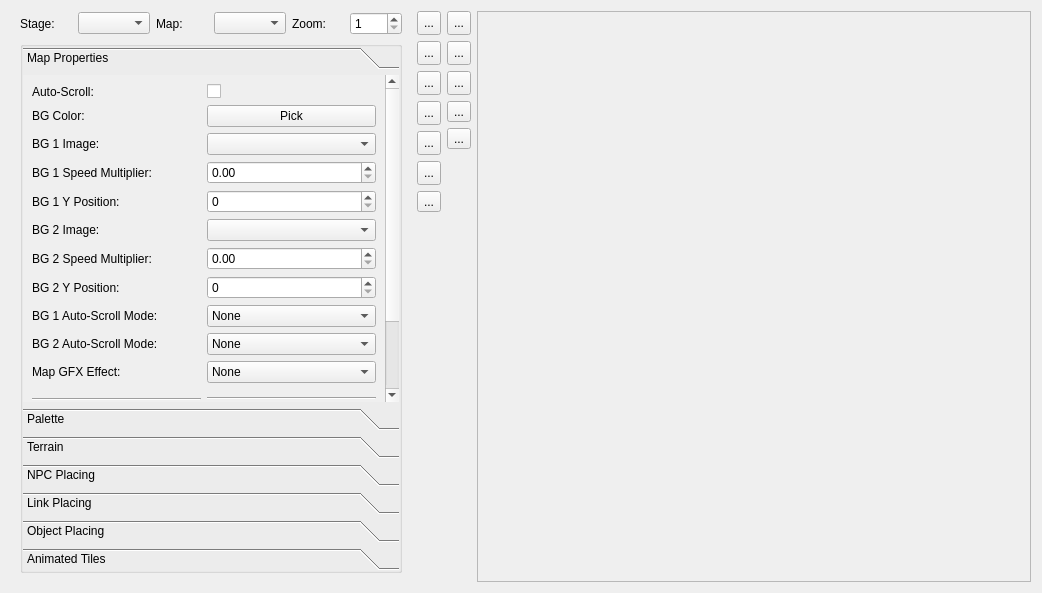
First picture: the form in editor/mainwindow_tab/map_tab.ui, repository protoman/rockbot, before the edit.
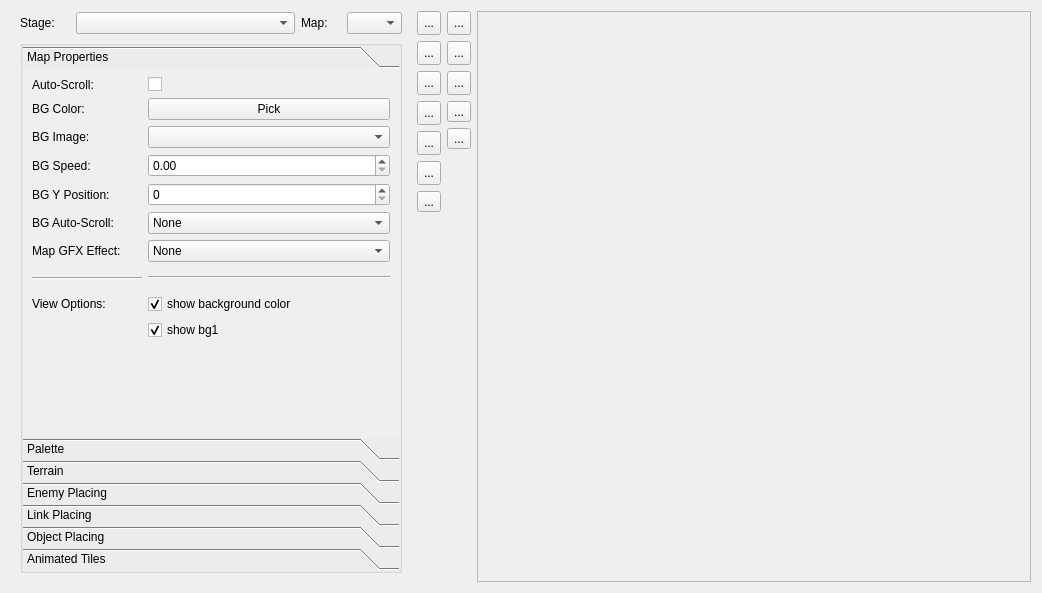
Second picture: the form after the edit. The open tabs and pages were chosen to show the change. Icons and pictures are not drawn. Custom widgets are drawn as their Qt base class.

Commit message: - se tem um muro acima, dash anda indefinidamente - se dash (air) for bloqueado, deve encerrar imediatamente - corrigir scroll do fundo quando vindo da esquerda para a direita - EDITOR: remover BG2, deixar apenas um único fundo para performance. - EDITOR: melhorar UI na groupBox de terrenos, npcs e objetos para ter scroll e mais área usada

```diff
--- a/editor/mainwindow_tab/map_tab.ui
+++ b/editor/mainwindow_tab/map_tab.ui
@@ -46,15 +46,14 @@
         <item row="0" column="1">
          <widget class="QComboBox" name="stageListCombo"/>
         </item>
-        <item row="0" column="4">
-         <widget class="QLabel" name="label_9">
-          <property name="text">
-           <string>Zoom:</string>
-          </property>
-         </widget>
-        </item>
         <item row="0" column="0">
          <widget class="QLabel" name="label_10">
+          <property name="maximumSize">
+           <size>
+            <width>50</width>
+            <height>16777215</height>
+           </size>
+          </property>
           <property name="text">
            <string>Stage:</string>
           </property>
@@ -62,24 +61,24 @@
         </item>
         <item row="0" column="2">
          <widget class="QLabel" name="label_11">
+          <property name="maximumSize">
+           <size>
+            <width>40</width>
+            <height>16777215</height>
+           </size>
+          </property>
           <property name="text">
            <string>Map:</string>
           </property>
          </widget>
         </item>
         <item row="0" column="3">
-         <widget class="QComboBox" name="mapListCombo"/>
-        </item>
-        <item row="0" column="5">
-         <widget class="QSpinBox" name="spinBox">
-          <property name="minimum">
-           <number>1</number>
-          </property>
-          <property name="maximum">
-           <number>5</number>
-          </property>
-          <property name="value">
-           <number>1</number>
+         <widget class="QComboBox" name="mapListCombo">
+          <property name="maximumSize">
+           <size>
+            <width>55</width>
+            <height>16777215</height>
+           </size>
           </property>
          </widget>
         </item>
@@ -133,6 +132,9 @@
             </size>
            </property>
            <property name="currentIndex">
+            <number>1</number>
+           </property>
+           <property name="tabSpacing">
             <number>0</number>
            </property>
            <widget class="QWidget" name="page_map_properties">
@@ -140,8 +142,8 @@
              <rect>
               <x>0</x>
               <y>0</y>
-              <width>362</width>
-              <height>429</height>
+              <width>376</width>
+              <height>358</height>
              </rect>
             </property>
             <attribute name="label">
@@ -150,7 +152,7 @@
             <layout class="QVBoxLayout" name="verticalLayout_11">
              <item>
               <layout class="QGridLayout" name="gridLayout_13">
-               <item row="10" column="1">
+               <item row="6" column="1">
                 <widget class="QComboBox" name="mapGFX_comboBox">
                  <item>
                   <property name="text">
@@ -192,11 +194,11 @@
                <item row="4" column="0">
                 <widget class="QLabel" name="label_56">
                  <property name="text">
-                  <string>BG 1 Y Position:</string>
+                  <string>BG Y Position:</string>
                  </property>
                 </widget>
                </item>
-               <item row="12" column="0">
+               <item row="8" column="0">
                 <widget class="Line" name="line">
                  <property name="minimumSize">
                   <size>
@@ -216,42 +218,21 @@
                  </property>
                 </widget>
                </item>
-               <item row="10" column="0">
+               <item row="6" column="0">
                 <widget class="QLabel" name="label_14">
                  <property name="text">
                   <string>Map GFX Effect:</string>
                  </property>
                 </widget>
                </item>
-               <item row="7" column="0">
-                <widget class="QLabel" name="label_60">
-                 <property name="text">
-                  <string>BG 2 Y Position:</string>
-                 </property>
-                </widget>
-               </item>
-               <item row="5" column="0">
-                <widget class="QLabel" name="label_59">
-                 <property name="text">
-                  <string>BG 2 Image:</string>
-                 </property>
-                </widget>
-               </item>
-               <item row="6" column="0">
-                <widget class="QLabel" name="label_62">
-                 <property name="text">
-                  <string>BG 2 Speed Multiplier:</string>
-                 </property>
-                </widget>
-               </item>
-               <item row="12" column="1">
-                <widget class="Line" name="line_2">
-                 <property name="orientation">
-                  <enum>Qt::Horizontal</enum>
-                 </property>
-                </widget>
-               </item>
                <item row="8" column="1">
+                <widget class="Line" name="line_2">
+                 <property name="orientation">
+                  <enum>Qt::Horizontal</enum>
+                 </property>
+                </widget>
+               </item>
+               <item row="5" column="1">
                 <widget class="QComboBox" name="autoScrollBG1_mode">
                  <item>
                   <property name="text">
@@ -285,7 +266,7 @@
                  </item>
                 </widget>
                </item>
-               <item row="13" column="1">
+               <item row="9" column="1">
                 <widget class="QCheckBox" name="checkBox">
                  <property name="text">
                   <string>show background color</string>
@@ -295,68 +276,24 @@
                  </property>
                 </widget>
                </item>
-               <item row="8" column="0">
+               <item row="5" column="0">
                 <widget class="QLabel" name="label_16">
                  <property name="text">
-                  <string>BG 1 Auto-Scroll Mode:</string>
-                 </property>
-                </widget>
-               </item>
-               <item row="9" column="1">
-                <widget class="QComboBox" name="autoScrollBG2_mode">
-                 <item>
-                  <property name="text">
-                   <string>None</string>
-                  </property>
-                 </item>
-                 <item>
-                  <property name="text">
-                   <string>Up</string>
-                  </property>
-                 </item>
-                 <item>
-                  <property name="text">
-                   <string>Down</string>
-                  </property>
-                 </item>
-                 <item>
-                  <property name="text">
-                   <string>Left</string>
-                  </property>
-                 </item>
-                 <item>
-                  <property name="text">
-                   <string>Right</string>
-                  </property>
-                 </item>
-                 <item>
-                  <property name="text">
-                   <string>Diagonal TBD</string>
-                  </property>
-                 </item>
-                </widget>
-               </item>
-               <item row="5" column="1">
-                <widget class="QComboBox" name="bg2_filename"/>
-               </item>
-               <item row="2" column="0">
-                <widget class="QLabel" name="label_52">
-                 <property name="text">
-                  <string>BG 1 Image:</string>
-                 </property>
-                </widget>
-               </item>
-               <item row="7" column="1">
-                <widget class="QSpinBox" name="bg2_y_pos">
-                 <property name="maximum">
-                  <number>999</number>
+                  <string>BG Auto-Scroll:</string>
                  </property>
                 </widget>
                </item>
                <item row="2" column="1">
                 <widget class="QComboBox" name="bg1_filename"/>
                </item>
-               <item row="14" column="1">
+               <item row="2" column="0">
+                <widget class="QLabel" name="label_52">
+                 <property name="text">
+                  <string>BG Image:</string>
+                 </property>
+                </widget>
+               </item>
+               <item row="10" column="1">
                 <widget class="QCheckBox" name="checkBox_2">
                  <property name="text">
                   <string>show bg1</string>
@@ -373,14 +310,7 @@
                  </property>
                 </widget>
                </item>
-               <item row="9" column="0">
-                <widget class="QLabel" name="label_17">
-                 <property name="text">
-                  <string>BG 2 Auto-Scroll Mode:</string>
-                 </property>
-                </widget>
-               </item>
-               <item row="16" column="0">
+               <item row="11" column="0">
                 <spacer name="verticalSpacer_5">
                  <property name="orientation">
                   <enum>Qt::Vertical</enum>
@@ -396,7 +326,7 @@
                <item row="3" column="0">
                 <widget class="QLabel" name="label_61">
                  <property name="text">
-                  <string>BG 1 Speed Multiplier:</string>
+                  <string>BG Speed:</string>
                  </property>
                 </widget>
                </item>
@@ -413,33 +343,10 @@
                  </property>
                 </widget>
                </item>
-               <item row="13" column="0">
+               <item row="9" column="0">
                 <widget class="QLabel" name="label_15">
                  <property name="text">
-                  <string>Map Editor View Options:</string>
-                 </property>
-                </widget>
-               </item>
-               <item row="6" column="1">
-                <widget class="QDoubleSpinBox" name="bg2_speed">
-                 <property name="minimum">
-                  <double>0.000000000000000</double>
-                 </property>
-                 <property name="maximum">
-                  <double>4.000000000000000</double>
-                 </property>
-                 <property name="singleStep">
-                  <double>0.100000000000000</double>
-                 </property>
-                </widget>
-               </item>
-               <item row="15" column="1">
-                <widget class="QCheckBox" name="checkBox_3">
-                 <property name="text">
-                  <string>show bg2</string>
-                 </property>
-                 <property name="checked">
-                  <bool>true</bool>
+                  <string>View Options:</string>
                  </property>
                 </widget>
                </item>
@@ -452,6 +359,12 @@
                </item>
                <item row="0" column="0">
                 <widget class="QLabel" name="label_3">
+                 <property name="maximumSize">
+                  <size>
+                   <width>110</width>
+                   <height>16777215</height>
+                  </size>
+                 </property>
                  <property name="text">
                   <string>Auto-Scroll:</string>
                  </property>
@@ -771,7 +684,7 @@
              </sizepolicy>
             </property>
             <attribute name="label">
-             <string>NPC Placing</string>
+             <string>Enemy Placing</string>
             </attribute>
             <widget class="QListWidget" name="npc_listWidget">
              <property name="geometry">
```
Left out of the diff: 119 changed lines with no effect on the pictures. Lines whose indentation alone changed are shown as unchanged. The commit also changes 50 other files.
